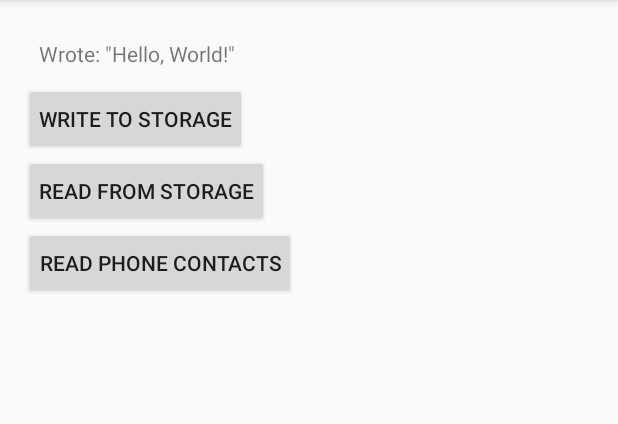
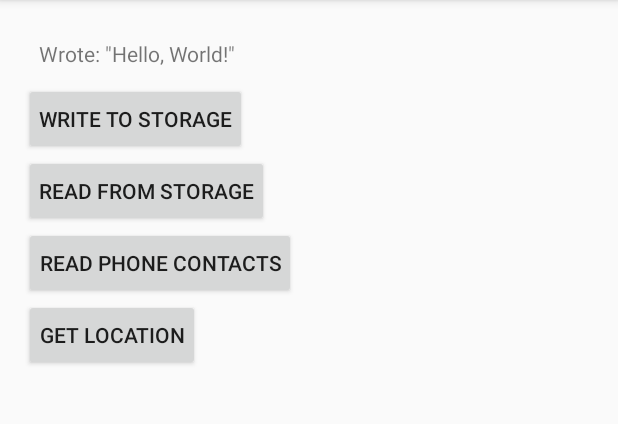
Before and after one commit to anthonycr/Grant, an Android app: the screen it shows after launch (MainActivity), after a tap on "WRITE TO STORAGE", on a phone screen of 412 x 824 dp, the part 84-508 px from its top. Run offline under Robolectric (Android 15) with nearby library versions, the phone set to English and light mode, and no system bars; 1 statement that could not run was skipped.

Commit message:
Update sample to handle multiple permissions from same group scenario

```diff
--- a/sample/build.gradle
+++ b/sample/build.gradle
@@ -24,6 +24,6 @@ android {
 }
 
 dependencies {
-    compile 'com.android.support:appcompat-v7:23.1.0'
+    compile 'com.android.support:appcompat-v7:23.1.1'
     compile project(':library')
 }
--- a/sample/src/main/java/com/anthonycr/sample/MainActivity.java
+++ b/sample/src/main/java/com/anthonycr/sample/MainActivity.java
@@ -1,6 +1,9 @@
 package com.anthonycr.sample;
 
 import android.Manifest;
+import android.content.Context;
+import android.location.Location;
+import android.location.LocationManager;
 import android.os.Bundle;
 import android.os.Environment;
 import android.support.annotation.NonNull;
@@ -23,6 +26,7 @@ import java.io.FileOutputStream;
 import java.io.IOException;
 import java.io.InputStreamReader;
 import java.io.OutputStream;
+import java.util.List;
 import java.util.Locale;
 
 public class MainActivity extends AppCompatActivity implements View.OnClickListener {
@@ -40,7 +44,7 @@ public class MainActivity extends AppCompatActivity implements View.OnClickListe
             @Override
             public void onGranted() {
                 Toast.makeText(MainActivity.this, R.string.message_granted, Toast.LENGTH_SHORT).show();
-                writeToStorage();
+                writeToStorage("Hello, World!");
                 readFromStorage();
             }
 
@@ -54,20 +58,21 @@ public class MainActivity extends AppCompatActivity implements View.OnClickListe
         Button writeStorage = (Button) findViewById(R.id.button_write_storage);
         Button readStorage = (Button) findViewById(R.id.button_read_storage);
         Button readContacts = (Button) findViewById(R.id.button_read_contacts);
+        Button getLocation = (Button) findViewById(R.id.button_get_location);
 
         this.textView = (TextView) findViewById(R.id.text);
 
         writeStorage.setOnClickListener(this);
         readStorage.setOnClickListener(this);
         readContacts.setOnClickListener(this);
+        getLocation.setOnClickListener(this);
     }
 
     /**
      * Requires Permission: Manifest.permission.WRITE_EXTERNAL_STORAGE
      */
-    private void writeToStorage() {
+    private void writeToStorage(String text) {
         File file = new File(PATH);
-        String test = "Hello, World!";
         if (!file.exists()) {
             try {
                 file.createNewFile();
@@ -78,8 +83,8 @@ public class MainActivity extends AppCompatActivity implements View.OnClickListe
         OutputStream outputStream = null;
         try {
             outputStream = new FileOutputStream(file);
-            outputStream.write(test.getBytes());
-            this.textView.setText(String.format(Locale.getDefault(), getString(R.string.text_write), test));
+            outputStream.write(text.getBytes());
+            this.textView.setText(String.format(Locale.getDefault(), getString(R.string.text_write), text));
         } catch (IOException e) {
             Log.e(TAG, "Unable to write to storage", e);
             this.textView.setText(R.string.text_failure_write);
@@ -127,7 +132,7 @@ public class MainActivity extends AppCompatActivity implements View.OnClickListe
                             @Override
                             public void onGranted() {
                                 Log.i(TAG, "onGranted: Write Storage");
-                                writeToStorage();
+                                writeToStorage("Hello, World!");
                             }
 
                             @Override
@@ -177,6 +182,27 @@ public class MainActivity extends AppCompatActivity implements View.OnClickListe
                         }
                 );
                 break;
+            case R.id.button_get_location:
+                PermissionsManager.getInstance().requestPermissionsIfNecessaryForResult(this,
+                        new String[]{Manifest.permission.ACCESS_COARSE_LOCATION,
+                                Manifest.permission.ACCESS_FINE_LOCATION,
+                                Manifest.permission.WRITE_EXTERNAL_STORAGE},
+                        new PermissionsResultAction() {
+                            @Override
+                            public void onGranted() {
+                                double[] location = getCoordinates();
+                                for (double coord : location) {
+                                    Log.d(TAG, "Coordinate: " + coord);
+                                    writeToStorage("Coordinate: " + coord);
+                                }
+                            }
+
+                            @Override
+                            public void onDenied(String permission) {
+                                Log.e(TAG, "Unable to get location without permission");
+                            }
+                        });
+                break;
         }
     }
 
@@ -187,4 +213,26 @@ public class MainActivity extends AppCompatActivity implements View.OnClickListe
         } catch (IOException ignored) {}
     }
 
+    private double[] getCoordinates() {
+        LocationManager lm = (LocationManager) getSystemService(
+                Context.LOCATION_SERVICE);
+        List<String> providers = lm.getProviders(true);
+
+        Location l = null;
+
+        for (int i = providers.size() - 1; i >= 0; i--) {
+            //noinspection ResourceType
+            l = lm.getLastKnownLocation(providers.get(i));
+            if (l != null) break;
+        }
+
+        double[] gps = new double[2];
+        if (l != null) {
+            gps[0] = l.getLatitude();
+            gps[1] = l.getLongitude();
+        }
+
+        return gps;
+    }
+
 }
--- a/sample/src/main/res/layout/activity_main.xml
+++ b/sample/src/main/res/layout/activity_main.xml
@@ -40,4 +40,11 @@
         android:padding="10dp"
         android:text="@string/button_title_read_phone_contacts"/>
 
+    <Button
+        android:id="@+id/button_get_location"
+        android:layout_width="wrap_content"
+        android:layout_height="wrap_content"
+        android:padding="10dp"
+        android:text="@string/button_title_get_location"/>
+
 </LinearLayout>
--- a/sample/src/main/res/values/strings.xml
+++ b/sample/src/main/res/values/strings.xml
@@ -5,6 +5,7 @@
     <string name="button_title_write_storage">Write to Storage</string>
     <string name="button_title_read_storage">Read from Storage</string>
     <string name="button_title_read_phone_contacts">Read Phone Contacts</string>
+    <string name="button_title_get_location">Get Location</string>
     <string name="text_write">Wrote: \"%1$s\"</string>
     <string name="text_read">Read: \"%1$s\"</string>
     <string name="text_failure_write">Unable to write to storage.</string>
```
